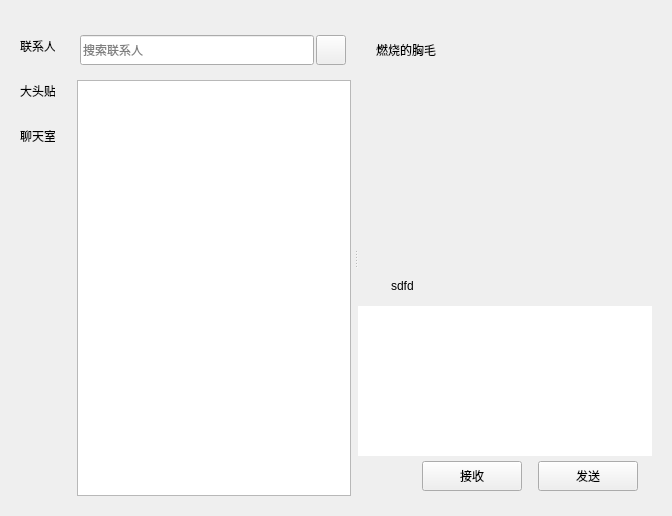
CNGoSeI/IMClient, file Resource/Skin/ChatWgt.ui: the form before one commit.
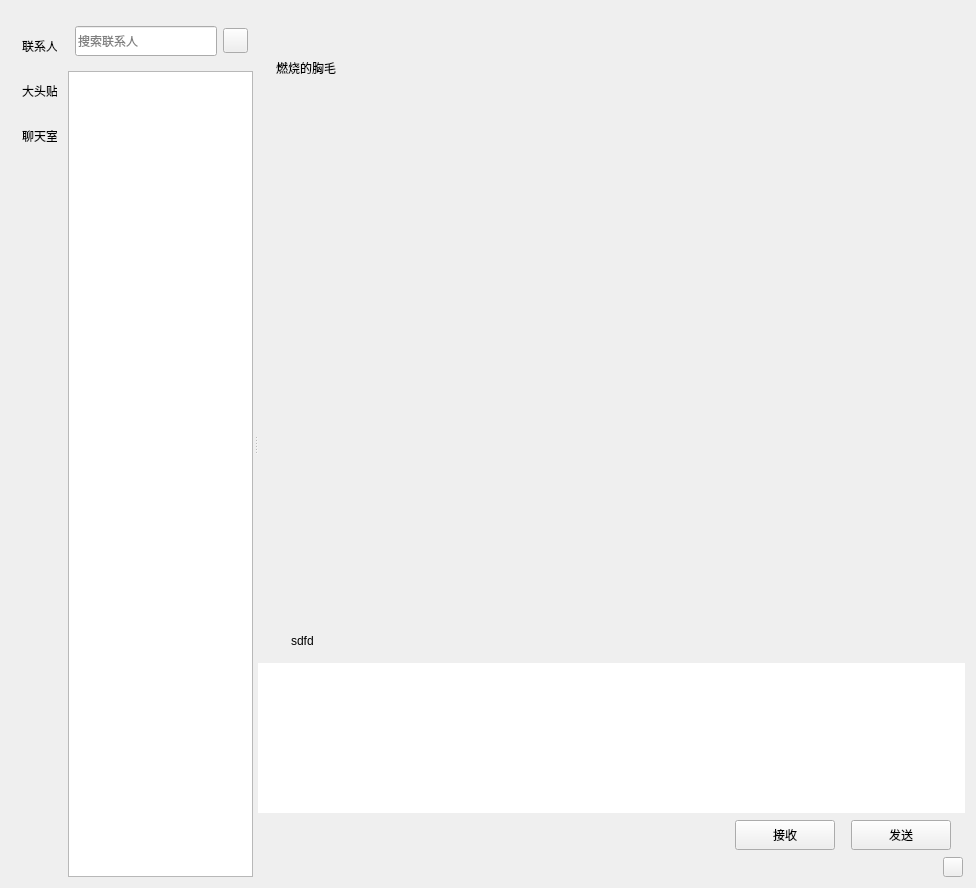
The form after the commit. Icons and pictures are not drawn. Custom widgets are drawn as their Qt base class.

Patch:
```diff
--- a/Resource/Skin/ChatWgt.ui
+++ b/Resource/Skin/ChatWgt.ui
@@ -6,17 +6,41 @@
    <rect>
     <x>0</x>
     <y>0</y>
-    <width>672</width>
-    <height>516</height>
+    <width>976</width>
+    <height>888</height>
    </rect>
   </property>
+  <property name="maximumSize">
+   <size>
+    <width>2560</width>
+    <height>1440</height>
+   </size>
+  </property>
   <property name="windowTitle">
    <string>ChatUI</string>
   </property>
   <property name="windowOpacity">
    <double>1.000000000000000</double>
   </property>
-  <layout class="QHBoxLayout" name="horizontalLayout_6">
+  <layout class="QVBoxLayout" name="verticalLayout">
+   <item>
+    <widget class="QWidget" name="widget" native="true">
+     <layout class="QVBoxLayout" name="verticalLayout_9">
+      <property name="spacing">
+       <number>0</number>
+      </property>
+      <property name="leftMargin">
+       <number>0</number>
+      </property>
+      <property name="topMargin">
+       <number>0</number>
+      </property>
+      <property name="rightMargin">
+       <number>0</number>
+      </property>
+      <property name="bottomMargin">
+       <number>0</number>
+      </property>
    <item>
     <widget class="QWidget" name="widget_3" native="true">
      <layout class="QHBoxLayout" name="horizontalLayout_8">
@@ -57,7 +81,7 @@
         </property>
         <layout class="QVBoxLayout" name="verticalLayout_4">
          <property name="leftMargin">
-          <number>6</number>
+             <number>8</number>
          </property>
          <property name="topMargin">
           <number>6</number>
@@ -189,6 +213,21 @@
          <enum>QFrame::Sunken</enum>
         </property>
         <layout class="QHBoxLayout" name="horizontalLayout">
+            <property name="spacing">
+             <number>0</number>
+            </property>
+            <property name="leftMargin">
+             <number>0</number>
+            </property>
+            <property name="topMargin">
+             <number>0</number>
+            </property>
+            <property name="rightMargin">
+             <number>0</number>
+            </property>
+            <property name="bottomMargin">
+             <number>0</number>
+            </property>
          <item>
           <widget class="QSplitter" name="splitter">
            <property name="sizePolicy">
@@ -206,7 +245,7 @@
            <property name="orientation">
             <enum>Qt::Horizontal</enum>
            </property>
-           <widget class="QFrame" name="chat_user_wid">
+              <widget class="QFrame" name="Wgt_ChatSearch">
             <property name="sizePolicy">
              <sizepolicy hsizetype="Expanding" vsizetype="Expanding">
               <horstretch>1</horstretch>
@@ -225,7 +264,16 @@
               <height>16777215</height>
              </size>
             </property>
-            <layout class="QVBoxLayout" name="verticalLayout">
+               <property name="styleSheet">
+                <string notr="true"/>
+               </property>
+               <property name="frameShape">
+                <enum>QFrame::NoFrame</enum>
+               </property>
+               <property name="frameShadow">
+                <enum>QFrame::Raised</enum>
+               </property>
+               <layout class="QVBoxLayout" name="verticalLayout_2">
              <property name="spacing">
               <number>0</number>
              </property>
@@ -236,13 +284,13 @@
               <number>0</number>
              </property>
              <property name="rightMargin">
-              <number>2</number>
+                 <number>0</number>
              </property>
              <property name="bottomMargin">
               <number>0</number>
              </property>
              <item>
-              <widget class="QWidget" name="search_wid" native="true">
+                 <widget class="QWidget" name="Wgt_ChatSearchTitle" native="true">
                <property name="sizePolicy">
                 <sizepolicy hsizetype="Expanding" vsizetype="Preferred">
                  <horstretch>0</horstretch>
@@ -263,10 +311,10 @@
                </property>
                <layout class="QHBoxLayout" name="horizontalLayout_2">
                 <property name="spacing">
-                 <number>2</number>
+                    <number>6</number>
                 </property>
                 <property name="leftMargin">
-                 <number>4</number>
+                    <number>8</number>
                 </property>
                 <property name="topMargin">
                  <number>4</number>
@@ -315,14 +363,14 @@
                   </property>
                   <property name="minimumSize">
                    <size>
-                    <width>30</width>
-                    <height>30</height>
+                       <width>25</width>
+                       <height>25</height>
                    </size>
                   </property>
                   <property name="maximumSize">
                    <size>
-                    <width>30</width>
-                    <height>30</height>
+                       <width>25</width>
+                       <height>25</height>
                    </size>
                   </property>
                   <property name="styleSheet">
@@ -351,8 +399,8 @@
                   </property>
                   <property name="iconSize">
                    <size>
-                    <width>25</width>
-                    <height>25</height>
+                       <width>18</width>
+                       <height>18</height>
                    </size>
                   </property>
                  </widget>
@@ -373,7 +421,10 @@
                </property>
                <widget class="QWidget" name="Wgt_UserLst">
                 <property name="layoutDirection">
-                 <enum>Qt::RightToLeft</enum>
+                    <enum>Qt::LeftToRight</enum>
+                   </property>
+                   <property name="styleSheet">
+                    <string notr="true"/>
                 </property>
                 <layout class="QHBoxLayout" name="horizontalLayout_7">
                  <property name="spacing">
@@ -402,6 +453,9 @@
                    <property name="layoutDirection">
                     <enum>Qt::LeftToRight</enum>
                    </property>
+                      <property name="styleSheet">
+                       <string notr="true"/>
+                      </property>
                    <property name="resizeMode">
                     <enum>QListView::Adjust</enum>
                    </property>
@@ -464,39 +518,64 @@
               <verstretch>0</verstretch>
              </sizepolicy>
             </property>
-            <layout class="QVBoxLayout" name="verticalLayout_2">
-             <property name="spacing">
-              <number>0</number>
-             </property>
-             <property name="leftMargin">
-              <number>0</number>
-             </property>
-             <property name="topMargin">
-              <number>0</number>
-             </property>
-             <property name="rightMargin">
-              <number>0</number>
-             </property>
-             <property name="bottomMargin">
-              <number>0</number>
-             </property>
-             <item>
-              <widget class="QWidget" name="title_wid" native="true">
-               <property name="minimumSize">
-                <size>
-                 <width>0</width>
-                 <height>60</height>
-                </size>
-               </property>
-               <property name="maximumSize">
-                <size>
-                 <width>16777215</width>
-                 <height>60</height>
-                </size>
-               </property>
                <layout class="QVBoxLayout" name="verticalLayout_3">
+                <property name="spacing">
+                 <number>2</number>
+                </property>
+                <property name="leftMargin">
+                 <number>0</number>
+                </property>
+                <property name="topMargin">
+                 <number>0</number>
+                </property>
+                <property name="rightMargin">
+                 <number>0</number>
+                </property>
+                <property name="bottomMargin">
+                 <number>0</number>
+                </property>
                 <item>
-                 <widget class="QWidget" name="widget" native="true">
+                 <widget class="QWidget" name="Wgt_WndTitle" native="true">
+                  <property name="sizePolicy">
+                   <sizepolicy hsizetype="Expanding" vsizetype="Fixed">
+                    <horstretch>0</horstretch>
+                    <verstretch>25</verstretch>
+                   </sizepolicy>
+                  </property>
+                  <property name="minimumSize">
+                   <size>
+                    <width>0</width>
+                    <height>25</height>
+                   </size>
+                  </property>
+                 </widget>
+                </item>
+                <item>
+                 <widget class="QWidget" name="title_wid" native="true">
+                  <property name="minimumSize">
+                   <size>
+                    <width>0</width>
+                    <height>60</height>
+                   </size>
+                  </property>
+                  <property name="maximumSize">
+                   <size>
+                    <width>16777215</width>
+                    <height>60</height>
+                   </size>
+                  </property>
+                  <layout class="QVBoxLayout" name="verticalLayout_6">
+                   <property name="topMargin">
+                    <number>9</number>
+                   </property>
+                   <item>
+                    <widget class="QWidget" name="widget_5" native="true">
+                     <property name="minimumSize">
+                      <size>
+                       <width>0</width>
+                       <height>15</height>
+                      </size>
+                     </property>
                   <layout class="QHBoxLayout" name="horizontalLayout_3">
                    <item>
                     <widget class="QLabel" name="Lab_Title">
@@ -512,7 +591,14 @@
               </widget>
              </item>
              <item>
-              <widget class="QWidget" name="data_wid" native="true"/>
+                 <widget class="QWidget" name="data_wid" native="true">
+                  <property name="minimumSize">
+                   <size>
+                    <width>560</width>
+                    <height>450</height>
+                   </size>
+                  </property>
+                 </widget>
              </item>
              <item>
               <widget class="QWidget" name="tool_wid" native="true">
@@ -721,8 +807,85 @@
                </layout>
               </widget>
              </item>
-            </layout>
-           </widget>
+                <item>
+                 <widget class="QWidget" name="widget_6" native="true">
+                  <property name="minimumSize">
+                   <size>
+                    <width>0</width>
+                    <height>20</height>
+                   </size>
+                  </property>
+                  <property name="maximumSize">
+                   <size>
+                    <width>16777215</width>
+                    <height>20</height>
+                   </size>
+                  </property>
+                  <layout class="QHBoxLayout" name="horizontalLayout_6">
+                   <property name="spacing">
+                    <number>0</number>
+                   </property>
+                   <property name="leftMargin">
+                    <number>0</number>
+                   </property>
+                   <property name="topMargin">
+                    <number>0</number>
+                   </property>
+                   <property name="rightMargin">
+                    <number>2</number>
+                   </property>
+                   <property name="bottomMargin">
+                    <number>0</number>
+                   </property>
+                   <item>
+                    <spacer name="horizontalSpacer">
+                     <property name="orientation">
+                      <enum>Qt::Horizontal</enum>
+                     </property>
+                     <property name="sizeType">
+                      <enum>QSizePolicy::Expanding</enum>
+                     </property>
+                     <property name="sizeHint" stdset="0">
+                      <size>
+                       <width>956</width>
+                       <height>17</height>
+                      </size>
+                     </property>
+                    </spacer>
+                   </item>
+                   <item>
+                    <widget class="QPushButton" name="Btn_ResizeSizeFlag">
+                     <property name="minimumSize">
+                      <size>
+                       <width>20</width>
+                       <height>20</height>
+                      </size>
+                     </property>
+                     <property name="maximumSize">
+                      <size>
+                       <width>20</width>
+                       <height>20</height>
+                      </size>
+                     </property>
+                     <property name="text">
+                      <string/>
+                     </property>
+                     <property name="iconSize">
+                      <size>
+                       <width>15</width>
+                       <height>15</height>
+                      </size>
+                     </property>
+                    </widget>
+                   </item>
+                  </layout>
+                 </widget>
+                </item>
+               </layout>
+              </widget>
+             </widget>
+            </item>
+           </layout>
           </widget>
          </item>
         </layout>
```
Lines whose indentation alone changed are shown as unchanged.
